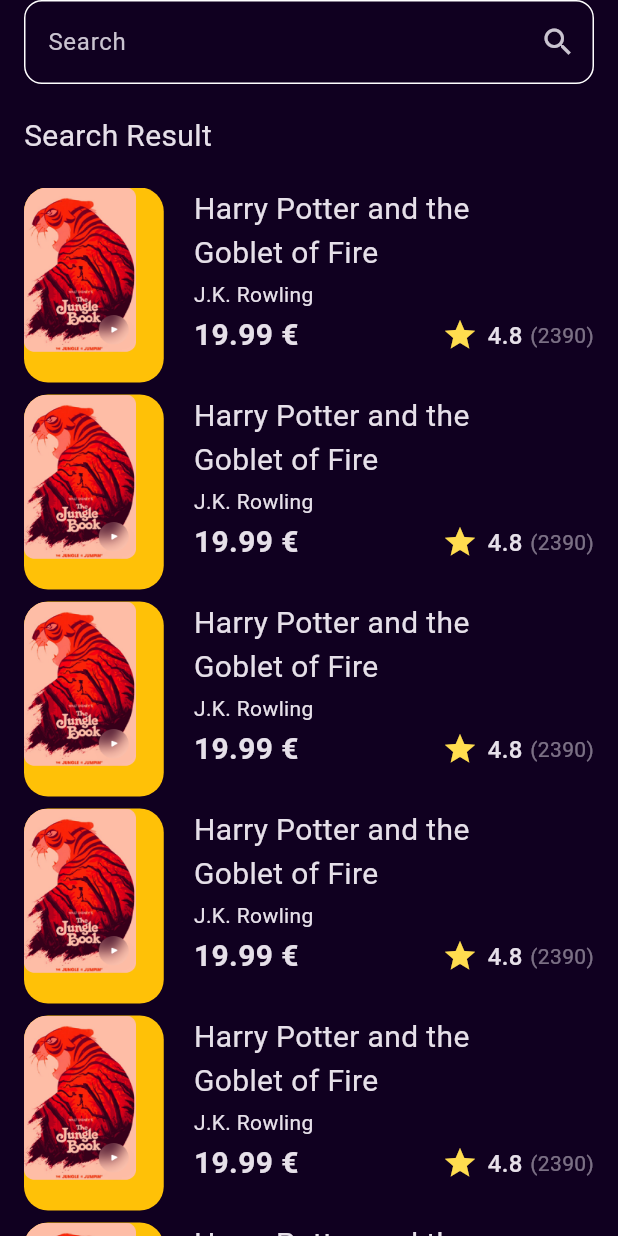
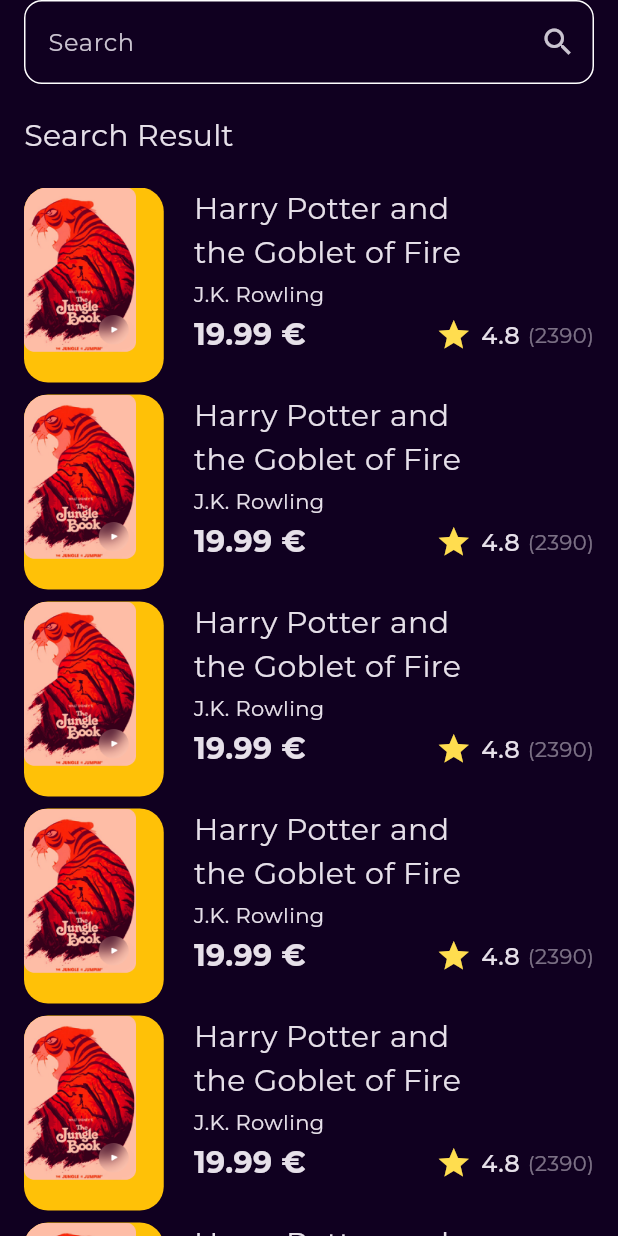
Before and after one commit to MooazMohammed/Books_App, a Flutter app: the screen it shows after launch, after a tap on the "search" icon, on a phone screen of 412 x 824 dp. Run offline on Flutter 3.47's test engine with Material 3 defaults, Android fonts, the phone set to English and light mode, and no system bars; our stand-ins replace dartz, dio, flutter_bloc, get_it, go_router, google_fonts and 2 more; accounts and stored records are empty.

```diff
--- /dev/null
+++ b/devtools_options.yaml
@@ -0,0 +1,3 @@
+description: This file stores settings for Dart & Flutter DevTools.
+documentation: https://docs.flutter.dev/tools/devtools/extensions#configure-extension-enablement-states
+extensions:
--- /dev/null
+++ b/lib/core/functions/set_up_service_locator.dart
@@ -0,0 +1,24 @@
+
+import 'package:dio/dio.dart';
+import 'package:flutter_application_1/core/utils/api_service.dart';
+import 'package:flutter_application_1/features/home/data/data_sources/home_loca_data_source.dart';
+import 'package:flutter_application_1/features/home/data/data_sources/home_remote_data_source.dart';
+import 'package:flutter_application_1/features/home/data/repos/home_repo_imp.dart';
+import 'package:get_it/get_it.dart';
+
+
+final getIt = GetIt.instance;
+void setUpSeviceLocator() {
+   getIt.registerSingleton<ApiService>(ApiService(dio: Dio()));
+
+   getIt.registerSingleton<HomeRepoImp>(
+
+    HomeRepoImp(
+      homeLocaDataSource: HomeLocalDataSourceImpl(
+      ),
+      homeRemoteDataSource: HomeRemoteDataSourceImpl(
+        apiService: getIt.get<ApiService>(),
+      ),
+    ),
+  );
+}
--- a/lib/features/home/data/data_sources/home_loca_data_source.dart
+++ b/lib/features/home/data/data_sources/home_loca_data_source.dart
@@ -1,5 +1,4 @@
 import 'package:flutter_application_1/constants.dart';
-import 'package:flutter_application_1/core/utils/api_service.dart';
 import 'package:flutter_application_1/features/home/domain/entities/book_entity.dart';
 import 'package:hive_flutter/adapters.dart';
 
@@ -9,9 +8,9 @@ abstract class HomeLocaDataSource {
 }
 
 class HomeLocalDataSourceImpl extends HomeLocaDataSource {
-  final ApiService apiService;
 
-  HomeLocalDataSourceImpl({required this.apiService});
+
+  HomeLocalDataSourceImpl();
 
   @override
   List<BookEntity> fetchFeaturedBooks() {
--- a/lib/main.dart
+++ b/lib/main.dart
@@ -1,16 +1,27 @@
 import 'package:flutter/material.dart';
 import 'package:flutter_application_1/constants.dart';
+import 'package:flutter_application_1/core/functions/set_up_service_locator.dart';
 import 'package:flutter_application_1/core/utils/app_router.dart';
+import 'package:flutter_application_1/features/home/data/repos/home_repo_imp.dart';
 import 'package:flutter_application_1/features/home/domain/entities/book_entity.dart';
+import 'package:flutter_application_1/features/home/domain/use%20cases/fetch_featured_books_use_case.dart';
+import 'package:flutter_application_1/features/home/domain/use%20cases/fetch_newest_books_use_case.dart';
+import 'package:flutter_application_1/features/home/presentation/manager/featured_books_cubit/featured_books_cubit.dart';
+import 'package:flutter_application_1/features/home/presentation/manager/newest_books_cubit/newest_books_cubit.dart';
+import 'package:flutter_bloc/flutter_bloc.dart';
+import 'package:google_fonts/google_fonts.dart';
 import 'package:hive_flutter/adapters.dart';
 
 void main() async {
   runApp(const MyApp());
   await Hive.initFlutter();
   Hive.registerAdapter(BookEntityAdapter());
+  setUpSeviceLocator();
   await Hive.openBox(kFeaturedBox);
   await Hive.openBox(kNewestBox);
 }
+
+
 
 class MyApp extends StatelessWidget {
   const MyApp({super.key});
@@ -18,10 +29,30 @@ class MyApp extends StatelessWidget {
   // This widget is the root of your application.
   @override
   Widget build(BuildContext context) {
-    return MaterialApp.router(
-      routerConfig: AppRouter.router,
-      debugShowCheckedModeBanner: false,
-      theme: ThemeData.dark().copyWith(scaffoldBackgroundColor: kPrimaryColor),
+    return MultiBlocProvider(
+      providers: [
+        BlocProvider(
+          create: (context) => FeaturedBooksCubit(
+            FetchFeaturedBooksUseCase(homeRepo: getIt.get<HomeRepoImp>()),
+          ),
+        ),
+        BlocProvider(
+          create: (context) => NewestBooksCubit(
+            FetchNewestBooksUseCase(homeRepo: getIt.get<HomeRepoImp>()),
+          ),
+        ),
+      ],
+
+      child: MaterialApp.router(
+        routerConfig: AppRouter.router,
+        debugShowCheckedModeBanner: false,
+        theme: ThemeData.dark().copyWith(
+          scaffoldBackgroundColor: kPrimaryColor,
+          textTheme: GoogleFonts.montserratTextTheme(
+            ThemeData.dark().textTheme,
+          ),
+        ),
+      ),
     );
   }
 }
--- a/pubspec.yaml
+++ b/pubspec.yaml
@@ -34,6 +34,7 @@ dependencies:
   flutter:
     sdk: flutter
   flutter_bloc: ^9.1.1
+  get_it: ^9.0.5
   go_router: ^16.2.5
   google_fonts: ^6.3.2
   hive: ^2.2.3
```
Also changed, not shown: pubspec.lock.
